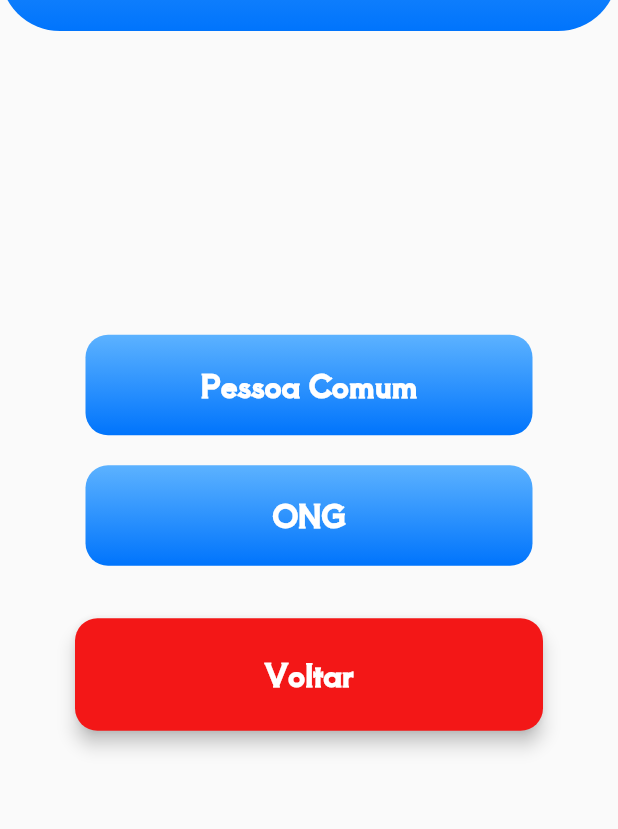
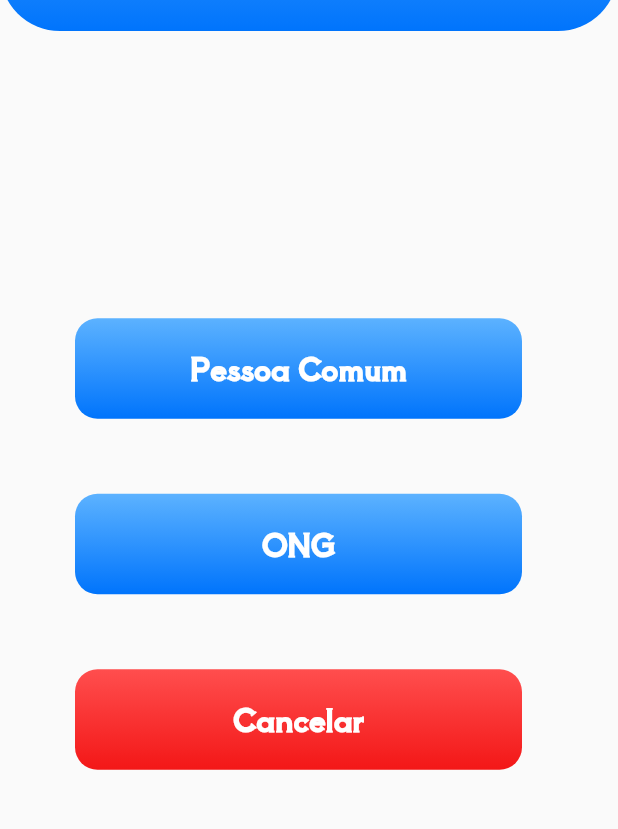
Before and after one commit to AdopetTCC/adopet, a Flutter app: the ChooseScreen screen opened directly, on a phone screen of 412 x 824 dp, the part 179-1008 px from its top. Run offline on Flutter 3.47's test engine with Material 2 defaults, Android fonts, the phone set to English and light mode, and no system bars; our stand-ins replace cloud_firestore, firebase_auth, firebase_core, image_picker, shared_preferences; accounts and stored records are empty.

Commit message:
botao commit

```diff
--- a/lib/main.dart
+++ b/lib/main.dart
@@ -1,6 +1,6 @@
 import 'package:adopet/screens_perfil/animal_screen.dart';
 import 'package:adopet/providers/user_provider.dart';
-import 'package:adopet/screens_perfil/login_screen.dart';
+import 'package:adopet/screens_perfil/Choose_screen.dart';
 import 'package:firebase_core/firebase_core.dart';
 import 'package:flutter/foundation.dart';
 import 'package:flutter/material.dart';
@@ -75,7 +75,7 @@ class _MyAppState extends State<MyApp> {
               ),
             ),
           ),
-          home: const AnimalScreen()
+          home: const ChooseScreen()
           //widget.showHome ? const LoginScreen() : const OnboardScreen(),
           ),
     );
--- a/lib/screens_perfil/animal_screen.dart
+++ b/lib/screens_perfil/animal_screen.dart
@@ -45,7 +45,7 @@ class _AnimalScreenState extends State<AnimalScreen> {
                         Icons.arrow_back_ios_new_rounded,
                         color: Color(0xFF03063A),
                       ),
-                      onPressed: () {},
+                      onPressed: () => Navigator.of(context).pop(),
                     ),
                   ),
                   SizedBox(
--- a/lib/screens_perfil/choose_screen.dart
+++ b/lib/screens_perfil/choose_screen.dart
@@ -7,109 +7,7 @@ class ChooseScreen extends StatelessWidget {
 
   @override
   Widget build(BuildContext context) {
-    final registerButton = Material(
-      elevation: 5,
-      borderRadius: BorderRadius.circular(15),
-      color: const Color(0xFF0074FC),
-      child: MaterialButton(
-          padding: const EdgeInsets.symmetric(horizontal: 50, vertical: 23),
-          minWidth: MediaQuery.of(context).size.width,
-          onPressed: () => Navigator.push(
-                context,
-                MaterialPageRoute(
-                  builder: (context) => const RegisterScreen(),
-                ),
-              ),
-          child: const Text(
-            "Pessoa Física",
-            textAlign: TextAlign.center,
-            style: TextStyle(
-                fontSize: 20,
-                color: Colors.white,
-                fontFamily: 'AoboshiOne',
-                fontWeight: FontWeight.bold),
-          )),
-    );
-
-    final ongregisterButton = Material(
-      elevation: 5,
-      borderRadius: BorderRadius.circular(15),
-      color: const Color(0xFF0074FC),
-      child: MaterialButton(
-          padding: const EdgeInsets.symmetric(horizontal: 50, vertical: 23),
-          minWidth: MediaQuery.of(context).size.width,
-          onPressed: () => Navigator.push(
-                context,
-                MaterialPageRoute(
-                  builder: (context) => const OngRegisterScreen(),
-                ),
-              ),
-          child: const Text(
-            "ONG's",
-            textAlign: TextAlign.center,
-            style: TextStyle(
-                fontSize: 20,
-                color: Colors.white,
-                fontFamily: 'AoboshiOne',
-                fontWeight: FontWeight.bold),
-          )),
-    );
-
-    final cancelButton = Material(
-      elevation: 5,
-      borderRadius: BorderRadius.circular(15),
-      color: const Color(0xFFF31717),
-      child: MaterialButton(
-          padding: const EdgeInsets.symmetric(horizontal: 100, vertical: 23),
-          minWidth: MediaQuery.of(context).size.width,
-          onPressed: () => Navigator.of(context).pop(),
-          child: const Text(
-            "Voltar",
-            textAlign: TextAlign.center,
-            style: TextStyle(
-                fontSize: 20,
-                color: Colors.white,
-                fontFamily: 'AoboshiOne',
-                fontWeight: FontWeight.bold),
-          )),
-    );
-
-    return Scaffold(
-      appBar: AppBar(
-        toolbarHeight: 140,
-        elevation: 0,
-        backgroundColor: Colors.transparent,
-        flexibleSpace: Container(
-          decoration: const BoxDecoration(
-            borderRadius: BorderRadius.only(
-                bottomLeft: Radius.circular(40),
-                bottomRight: Radius.circular(40)),
-            gradient: LinearGradient(
-              begin: Alignment.topCenter,
-              end: Alignment.bottomCenter,
-              colors: [
-                Color(0xFF5CB2FF),
-                Color(0xFF0074FC),
-              ],
-            ),
-          ),
-          child: const Center(
-            child: Text(
-              'Adopet',
-              style: TextStyle(
-                color: Color.fromARGB(255, 255, 255, 255),
-                fontFamily: 'AoboshiOne',
-                fontSize: 67.57,
-              ),
-            ),
-          ),
-        ),
-      ),
-      body: Column(
-        mainAxisAlignment: MainAxisAlignment.center,
-        mainAxisSize: MainAxisSize.max,
-        children: [
-          Container(
+    final registerButton = Container(
       decoration: BoxDecoration(
         gradient: const LinearGradient(
           begin: Alignment.topCenter,
@@ -148,11 +46,9 @@ class ChooseScreen extends StatelessWidget {
               fontWeight: FontWeight.bold),
         ),
       ),
-          ),
-          const SizedBox(
-            height: 20,
-          ),
-          Container(
+    );
+
+    final ongregisterButton = Container(
       decoration: BoxDecoration(
         gradient: const LinearGradient(
           begin: Alignment.topCenter,
@@ -191,6 +87,89 @@ class ChooseScreen extends StatelessWidget {
               fontWeight: FontWeight.bold),
         ),
       ),
+    );
+
+    final cancelButton = Container(
+      decoration: BoxDecoration(
+        gradient: const LinearGradient(
+          begin: Alignment.topCenter,
+          end: Alignment.bottomCenter,
+          colors: [
+            Color(0xFFFF4E4E),
+            Color(0xFFF31717),
+          ],
+        ),
+        borderRadius: BorderRadius.circular(15),
+      ),
+      child: ElevatedButton(
+        style: ElevatedButton.styleFrom(
+          backgroundColor: Colors.transparent,
+          disabledForegroundColor: Colors.transparent.withOpacity(0.38),
+          disabledBackgroundColor: Colors.transparent.withOpacity(0.12),
+          shadowColor: Colors.transparent,
+          shape: RoundedRectangleBorder(
+            borderRadius: BorderRadius.circular(15), // <-- Radius
+          ),
+          minimumSize: const Size(298, 67),
+        ),
+        onPressed: () {},
+        child: const Text(
+          "Cancelar",
+          textAlign: TextAlign.center,
+          style: TextStyle(
+              fontSize: 20,
+              color: Colors.white,
+              fontFamily: 'AoboshiOne',
+              fontWeight: FontWeight.bold),
+        ),
+      ),
+    );
+
+    return Scaffold(
+      appBar: AppBar(
+        toolbarHeight: 140,
+        elevation: 0,
+        backgroundColor: Colors.transparent,
+        flexibleSpace: Container(
+          decoration: const BoxDecoration(
+            borderRadius: BorderRadius.only(
+                bottomLeft: Radius.circular(40),
+                bottomRight: Radius.circular(40)),
+            gradient: LinearGradient(
+              begin: Alignment.topCenter,
+              end: Alignment.bottomCenter,
+              colors: [
+                Color(0xFF5CB2FF),
+                Color(0xFF0074FC),
+              ],
+            ),
+          ),
+          child: const Center(
+            child: Text(
+              'Adopet',
+              style: TextStyle(
+                color: Color.fromARGB(255, 255, 255, 255),
+                fontFamily: 'AoboshiOne',
+                fontSize: 67.57,
+              ),
+            ),
+          ),
+        ),
+      ),
+      body: Column(
+        mainAxisAlignment: MainAxisAlignment.center,
+        mainAxisSize: MainAxisSize.max,
+        children: [
+          Padding(
+            padding: const EdgeInsets.symmetric(horizontal: 50, vertical: 15),
+            child: registerButton,
+          ),
+          const SizedBox(
+            height: 20,
+          ),
+          Padding(
+            padding: const EdgeInsets.symmetric(horizontal: 50, vertical: 15),
+            child: ongregisterButton,
           ),
           const SizedBox(
             height: 20,
```
Lines whose indentation alone changed are shown as unchanged.
